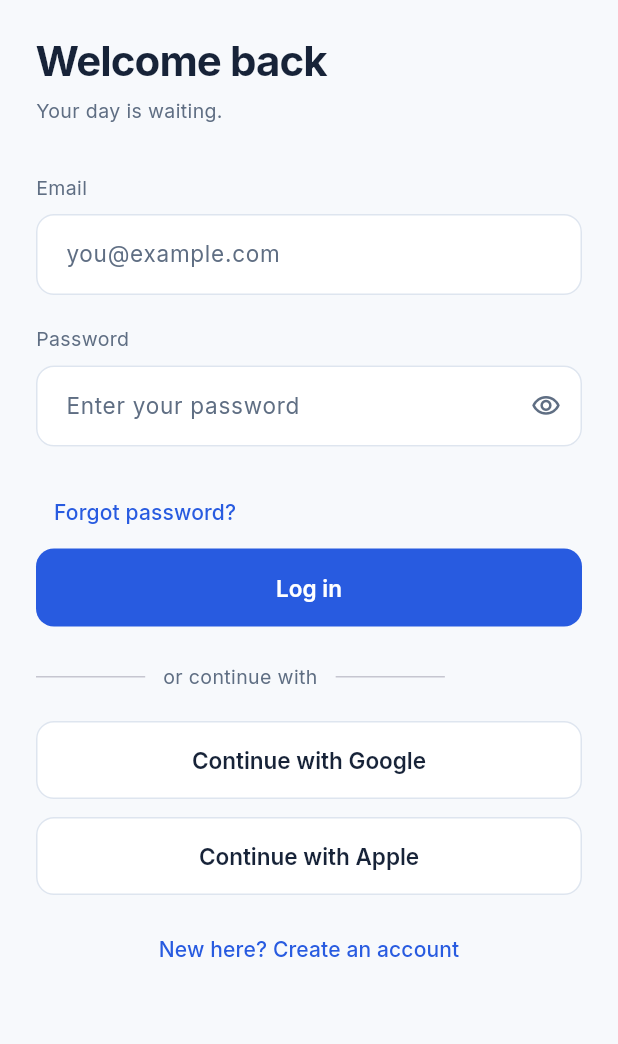
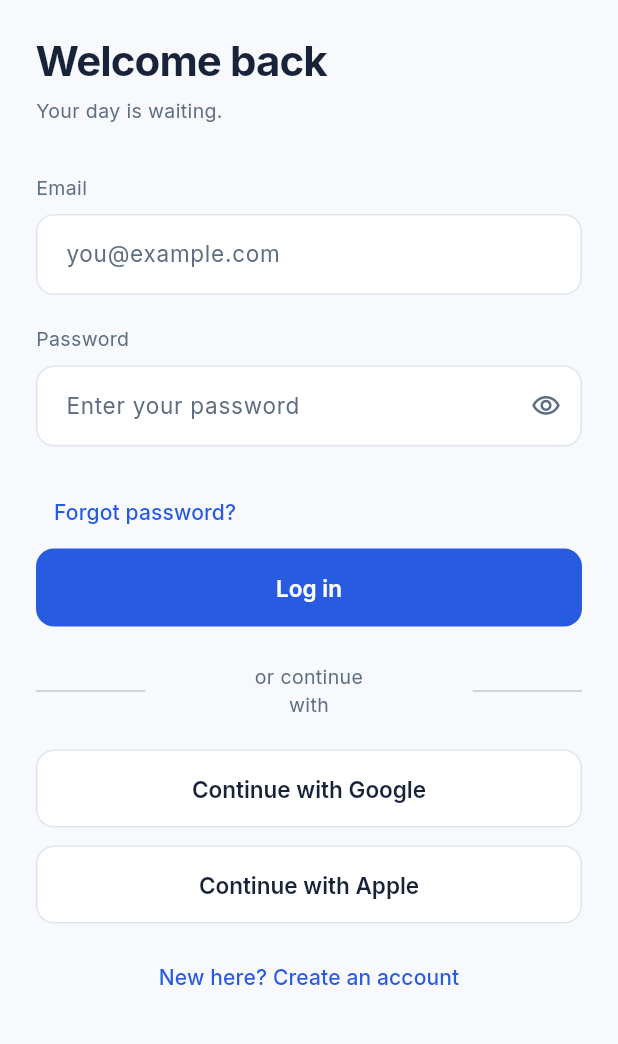
Before and after one commit to realjfinc/CalanderProject, a Flutter app: the screen it shows after launch, after a tap on "Get started", after a tap on "Calander", after a tap on "I already have an account", on a phone screen of 412 x 824 dp, the part 80-1124 px from its top. Run offline on Flutter 3.47's test engine with Material 3 defaults, Android fonts, the phone set to English and light mode, and no system bars; our stand-ins replace cloud_firestore, cloud_functions, file_picker, firebase_auth, firebase_core, firebase_messaging and 4 more; accounts and stored records are empty.

Commit message:
Visual bug fix

```diff
--- a/calander/lib/auth/auth_screens.dart
+++ b/calander/lib/auth/auth_screens.dart
@@ -240,7 +240,7 @@ class _SignedOutFlowState extends State<SignedOutFlow> {
                   Flexible(
                     flex: 3,
                     child: Padding(
-                      padding: EdgeInsets.symmetric(horizontal: 12),
+                      padding: EdgeInsets.symmetric(horizontal: 60),
                       child: Text(
                         'or continue with',
                         textAlign: TextAlign.center,
```
